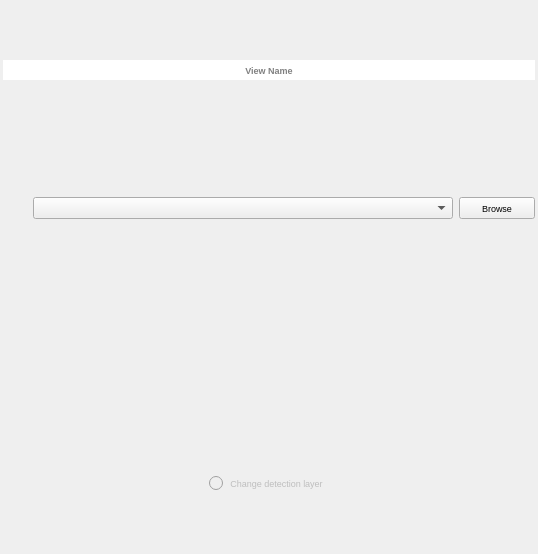
Before: the Qt Designer form ui/change_analysis_view_widget.ui in SMByC/PCA4CD, drawn with Qt 5.
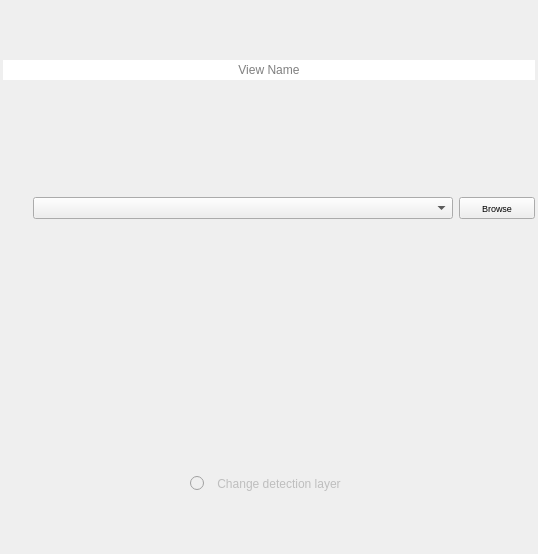
After: the same form once the commit is applied. Icons and pictures are not drawn. Custom widgets are drawn as their Qt base class.

Commit message: Several UI adjusts: spaces, fonts and more

```diff
--- a/ui/change_analysis_view_widget.ui
+++ b/ui/change_analysis_view_widget.ui
@@ -46,13 +46,6 @@
       </property>
       <item>
        <widget class="QLineEdit" name="QLabel_ViewName">
-        <property name="font">
-         <font>
-          <pointsize>7</pointsize>
-          <weight>75</weight>
-          <bold>true</bold>
-         </font>
-        </property>
         <property name="frame">
          <bool>false</bool>
         </property>
@@ -180,20 +173,17 @@
       <bool>false</bool>
      </property>
      <layout class="QHBoxLayout" name="horizontalLayout_3">
-      <property name="spacing">
-       <number>0</number>
-      </property>
       <property name="leftMargin">
-       <number>3</number>
+       <number>0</number>
       </property>
       <property name="topMargin">
-       <number>3</number>
+       <number>0</number>
       </property>
       <property name="rightMargin">
-       <number>3</number>
+       <number>0</number>
       </property>
       <property name="bottomMargin">
-       <number>3</number>
+       <number>0</number>
       </property>
       <item>
        <spacer name="horizontalSpacer_4">
@@ -210,11 +200,6 @@
       </item>
       <item>
        <widget class="QRadioButton" name="EnableChangeDetection">
-        <property name="font">
-         <font>
-          <pointsize>7</pointsize>
-         </font>
-        </property>
         <property name="toolTip">
          <string>Enable/Disable the change layer</string>
         </property>
@@ -228,17 +213,6 @@
         <property name="enabled">
          <bool>false</bool>
         </property>
-        <property name="maximumSize">
-         <size>
-          <width>16777215</width>
-          <height>24</height>
-         </size>
-        </property>
-        <property name="font">
-         <font>
-          <pointsize>7</pointsize>
-         </font>
-        </property>
         <property name="toolTip">
          <string>Generate the change layer for this component</string>
         </property>
```
The commit also changes 1 other file.
